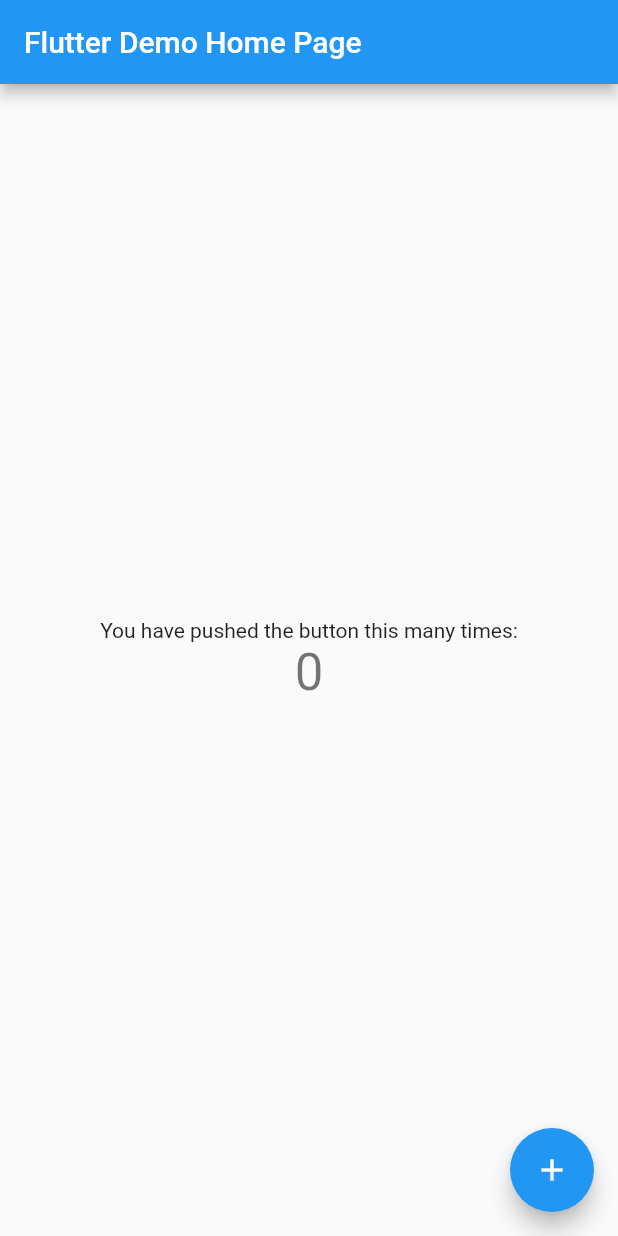
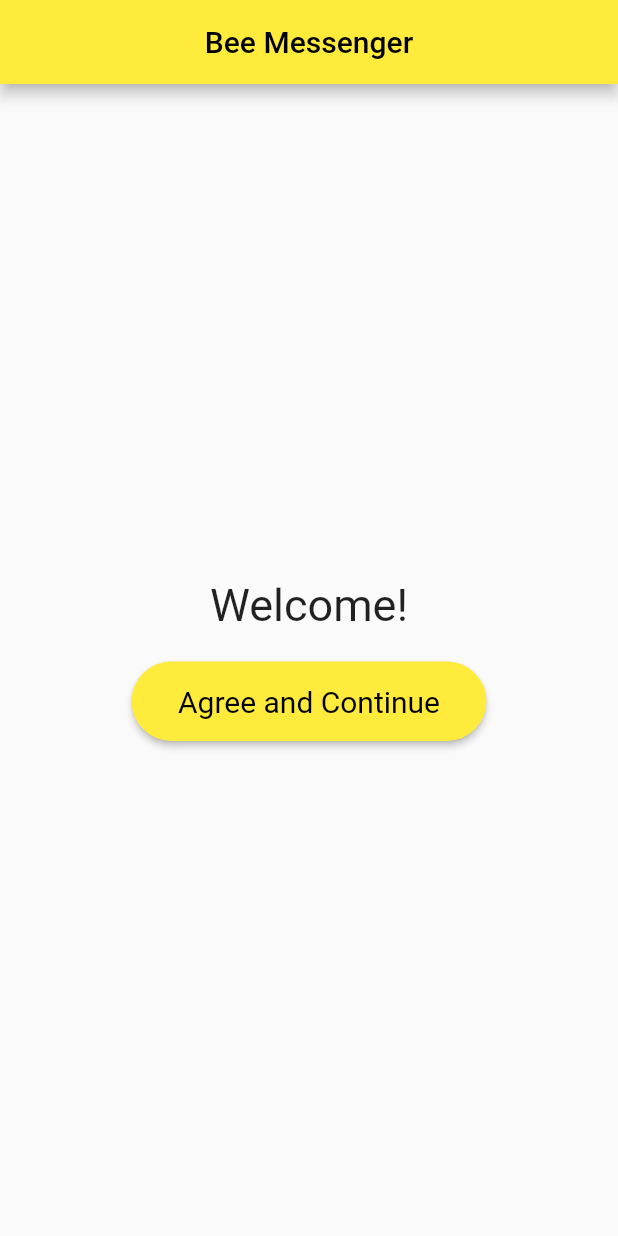
Before and after one commit to TutorialsAndroid/BeeMessenger, a Flutter app: the screen it shows after launch, on a phone screen of 412 x 824 dp. Run offline on Flutter 3.47's test engine with Material 2 defaults, Android fonts, the phone set to English and light mode, and no system bars.

Commit message:
Designed login page

```diff
--- a/lib/main.dart
+++ b/lib/main.dart
@@ -14,9 +14,11 @@
       title: 'Flutter Demo',
       theme: ThemeData(
         // This is the theme of the application.
-        primarySwatch: Colors.blue,
+        primarySwatch: Colors.yellow,
       ),
-      home: const MyHomePage(title: 'Flutter Demo Home Page'),
+      home: const MyHomePage(
+          title: 'Bee Messenger',
+      ),
     );
   }
 }
@@ -31,20 +33,21 @@
 }
 
 class _MyHomePageState extends State<MyHomePage> {
-  int _counter = 0;
 
-  void _incrementCounter() {
-    setState(() {
-      _counter++;
-    });
-  }
+  final ButtonStyle style = ElevatedButton.styleFrom(
+      textStyle: const TextStyle(fontSize: 20),
+    shape: RoundedRectangleBorder(
+      borderRadius: BorderRadius.circular(50))
+  );
 
   @override
   Widget build(BuildContext context) {
     return Scaffold(
       appBar: AppBar(
         title: Text(widget.title),
+        centerTitle: true,
       ),
+
       body: Center(
 
         child: Column(
@@ -52,20 +55,31 @@
           mainAxisAlignment: MainAxisAlignment.center,
           children: <Widget>[
             const Text(
-              'You have pushed the button this many times:',
+              'Welcome!',
+              style: TextStyle(
+                fontSize: 30
+              ),
             ),
-            Text(
-              '$_counter',
-              style: Theme.of(context).textTheme.headline4,
+
+            const SizedBox(
+              height: 20,
             ),
+
+            ElevatedButton(
+              style: style,
+              onPressed: () {},
+              child: const Padding(
+                padding: EdgeInsets.all(15),
+                child: Text('Agree and Continue'),
+              )
+            ),
+
           ],
+
         ),
+
       ),
-      floatingActionButton: FloatingActionButton(
-        onPressed: _incrementCounter,
-        tooltip: 'Increment',
-        child: const Icon(Icons.add),
-      ),
+
     );
   }
 }
```
